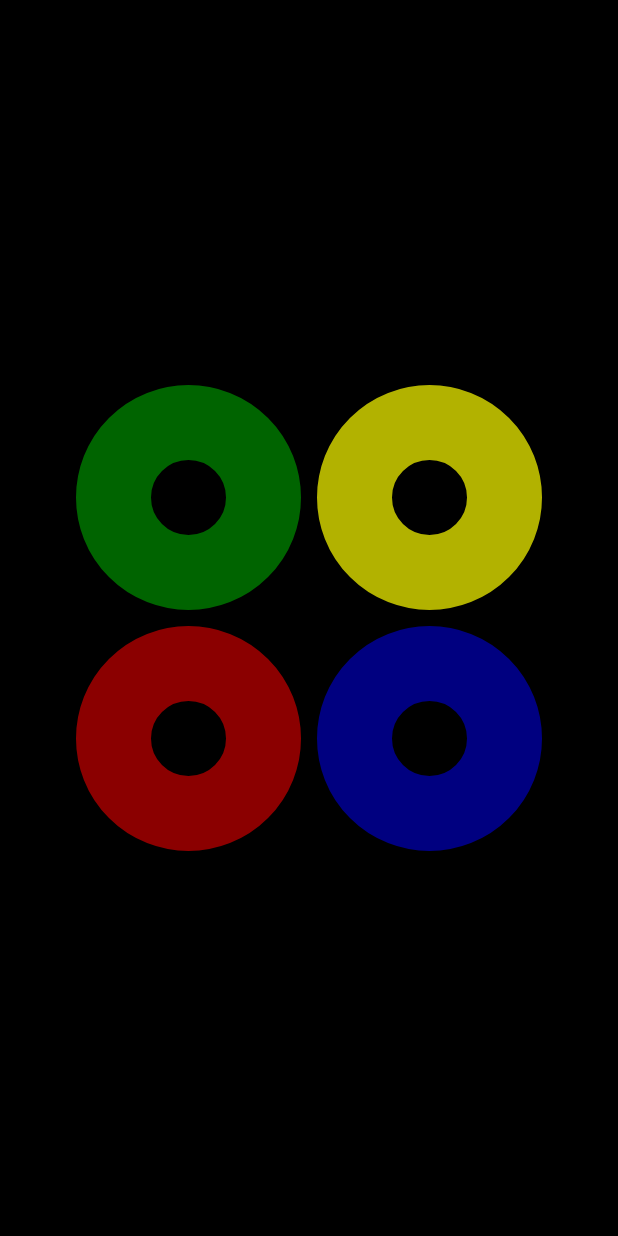
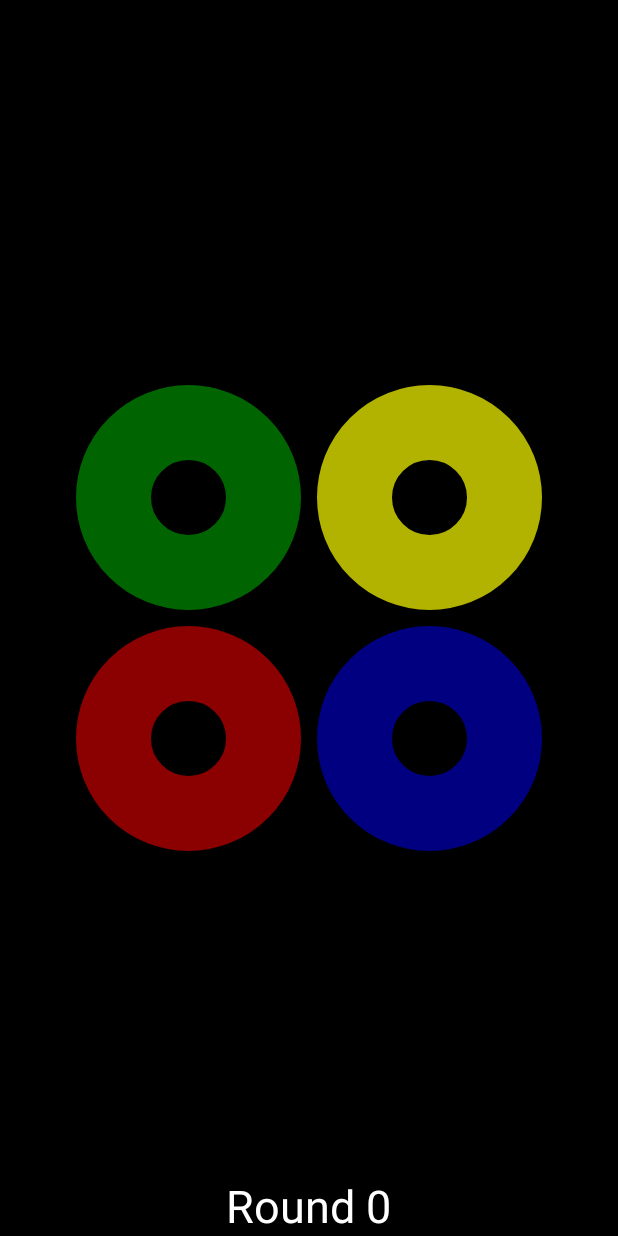
Before and after one commit to LuminaryDoom/Androidhomework7, an Android app: the MainActivity screen opened directly, with no data from a screen before it, after a tap on an icon or button, on a phone screen of 412 x 824 dp. Run offline under Robolectric (Android 15) with nearby library versions, the phone set to English and light mode, and no system bars.

Commit message:
minor update

```diff
--- a/app/src/main/java/nyc/c4q/homeworksimonsays/MainActivity.java
+++ b/app/src/main/java/nyc/c4q/homeworksimonsays/MainActivity.java
@@ -1,131 +1,208 @@
 package nyc.c4q.homeworksimonsays;
 
-import android.content.Context;
 import android.media.MediaPlayer;
 import android.os.CountDownTimer;
+import android.os.Handler;
 import android.support.v7.app.AppCompatActivity;
 import android.os.Bundle;
 import android.view.View;
 import android.widget.Button;
-import android.widget.Toast;
+import android.widget.TextView;
 
+import java.util.ArrayList;
 import java.util.Random;
 
 public class MainActivity extends AppCompatActivity implements View.OnClickListener {
+    private final Handler handler = new Handler();
 
     Button buttonRed;
     Button buttonBlue;
     Button buttonGreen;
     Button buttonYellow;
+    TextView gameStatus;
     MediaPlayer soundEffectOne;
     MediaPlayer soundEffectTwo;
     MediaPlayer soundEffectThree;
     MediaPlayer soundEffectFour;
+
+    ArrayList<Integer> userInputList = new ArrayList<>();
+    ArrayList<Integer> buttonPressList = new ArrayList<>();
+
+    int turn;
+    int buttonPresses;
+    boolean turnBoolean;
 
     @Override
     protected void onCreate(Bundle savedInstanceState) {
         super.onCreate(savedInstanceState);
         setContentView(R.layout.activity_main);
 
+        gameStatus = (TextView) findViewById(R.id.textView2);
+
         buttonGreen = (Button) findViewById(R.id.green_button);
+        buttonGreen.setOnClickListener(this);
+
         buttonBlue = (Button) findViewById(R.id.blue_button);
+        buttonBlue.setOnClickListener(this);
+
         buttonRed = (Button) findViewById(R.id.red_button);
+        buttonRed.setOnClickListener(this);
+
         buttonYellow = (Button) findViewById(R.id.yellow_button);
-        soundEffectOne = MediaPlayer.create(MainActivity.this, R.raw.button_effect_one);
+        buttonYellow.setOnClickListener(this);
+
+        soundEffectOne = MediaPlayer.create(MainActivity.this, R.raw.sound_effect_one);
         soundEffectTwo = MediaPlayer.create(MainActivity.this, R.raw.sound_effect_two);
         soundEffectThree = MediaPlayer.create(MainActivity.this, R.raw.sound_effect_three);
         soundEffectFour = MediaPlayer.create(MainActivity.this, R.raw.sound_effect_four);
+
+        simonTurn();
     }
 
+    public void blue() {
+        soundEffectThree.start();
+        new CountDownTimer(900, 10) {
+            public void onTick(long millisUntilFinished) {
+                buttonBlue.setBackgroundResource(R.drawable.flash_blue);
+            }
 
-    public void onClickGreenButton(View v) {
+            public void onFinish() {
+                buttonBlue.setBackgroundResource(R.drawable.blue_button);
+                turnCounter(2);
+            }
+        }.start();
+    }
+
+    public void red() {
+        soundEffectTwo.start();
+        new CountDownTimer(900, 10) {
+            public void onTick(long millisUntilFinished) {
+                buttonRed.setBackgroundResource(R.drawable.flash_red);
+            }
+
+            public void onFinish() {
+                buttonRed.setBackgroundResource(R.drawable.red_button);
+                turnCounter(4);
+            }
+        }.start();
+    }
+
+    public void green() {
         soundEffectOne.start();
-        buttonGreen = (Button) findViewById(R.id.green_button);
-        new CountDownTimer(50, 10) {
+        new CountDownTimer(900, 10) {
             public void onTick(long millisUntilFinished) {
                 buttonGreen.setBackgroundResource(R.drawable.flash_green);
             }
 
             public void onFinish() {
                 buttonGreen.setBackgroundResource(R.drawable.green_button);
+                turnCounter(1);
             }
         }.start();
-        StoreTurn.addToList("G");
     }
 
-    public void onClickRedButton(View v) {
-        soundEffectTwo.start();
-        buttonRed = (Button) findViewById(R.id.red_button);
-        new CountDownTimer(50, 10) {
-            public void onTick(long millisUntilFinished) {
-                buttonRed.setBackgroundResource(R.drawable.flash_red);
-            }
-
-            public void onFinish() {
-                buttonRed.setBackgroundResource(R.drawable.red_button);
-            }
-        }.start();
-        StoreTurn.addToList("R");
-    }
-
-    public void onClickBlueButton(View v) {
-        soundEffectThree.start();
-        buttonBlue = (Button) findViewById(R.id.blue_button);
-        new CountDownTimer(50, 10) {
-            public void onTick(long millisUntilFinished) {
-                buttonBlue.setBackgroundResource(R.drawable.flash_blue);
-            }
-
-            public void onFinish() {
-                buttonBlue.setBackgroundResource(R.drawable.blue_button);
-            }
-        }.start();
-        StoreTurn.addToList("B");
-    }
-
-    public void onClickYellowButton(View v) {
+    public void yellow() {
         soundEffectFour.start();
-        buttonYellow = (Button) findViewById(R.id.yellow_button);
-        new CountDownTimer(50, 10) {
+        new CountDownTimer(900, 10) {
             public void onTick(long millisUntilFinished) {
                 buttonYellow.setBackgroundResource(R.drawable.flash_yellow);
             }
 
             public void onFinish() {
                 buttonYellow.setBackgroundResource(R.drawable.yellow_button);
+                turnCounter(3);
             }
         }.start();
-        StoreTurn.addToList("Y");
+    }
+
+
+    public void turnCounter(int button) {
+        if (turnBoolean == false) {
+            buttonPresses++;
+            userInputList.add(button);
+            if (buttonPresses == turn) {
+                if (buttonPressList.equals(userInputList)) {
+                    buttonPresses = 0;
+                    simonTurn();
+                } else if (!buttonPressList.equals(userInputList)) {
+                    userInputList = new ArrayList<>();
+                    buttonPressList = new ArrayList<>();
+                    buttonPresses = 0;
+                    turn = 0;
+                    simonTurn();
+                }
+
+            }
+        }
+    }
+
+
+    public void simonTurn() {
+//        buttonGreen.setEnabled(false);
+//        buttonYellow.setEnabled(false);
+//        buttonRed.setEnabled(false);
+//        buttonBlue.setEnabled(false);
+        turnBoolean = true; // boolean to prevent turn checking
+        Random random = new Random();
+        int randomButton = random.nextInt(4) + 1;
+        buttonPressList.add(randomButton);
+        buttonPressList.add(7);
+
+        int round=0;
+        gameStatus.setText("Round "+round);
+
+        for (int i = 0; i < buttonPressList.size(); i++) {
+
+            int buttonPress = buttonPressList.get(i);
+            switch (buttonPress) {
+                case 1:
+                   delayed(600,buttonGreen);
+                    break;
+                case 2:
+                    delayed(600,buttonBlue);
+                    break;
+                case 3:
+                    delayed(600,buttonYellow);
+                    break;
+                case 4:
+                    delayed(600,buttonRed);
+                    break;
+            }
+            round++;
+        }
+        // turnBoolean = false;
+        turn++;
     }
 
     @Override
     public void onClick(View v) {
-        CharSequence text = "Simon's turn";
-        int duration = Toast.LENGTH_LONG;
-        Context context = getApplicationContext();
-        Toast toast = Toast.makeText(context, text, duration);
-        toast.show();
-        Random random = new Random();
-        for (int i = 0; i < 4; i++) {
-            int randomButton = random.nextInt(4) + 1;
-            switch (randomButton) {
-                default:
-                    onClickBlueButton(v);
-                    break;
-                case 1:
-                    onClickGreenButton(v);
-                    break;
-                case 2:
-                    onClickYellowButton(v);
-                    break;
-                case 3:
-                    onClickRedButton(v);
-                    break;
-            }
+        switch (v.getId()) {
+            case R.id.red_button:
+                red();
+                userInputList.add(1);
+                break;
+            case R.id.yellow_button:
+                yellow();
+                userInputList.add(2);
+                break;
+            case R.id.green_button:
+                green();
+                userInputList.add(3);
+                break;
+            case R.id.blue_button:
+                blue();
+                userInputList.add(4);
+                break;
+
         }
     }
 
-    public void simonTurn() {
-
+    public void delayed(int timer, final Button click){
+        handler.postDelayed(new Runnable() {
+            @Override
+            public void run() {
+                click.performClick();
+            }
+        }, timer);
     }
 }
--- a/app/src/main/java/nyc/c4q/homeworksimonsays/NewGame.java
+++ b/app/src/main/java/nyc/c4q/homeworksimonsays/NewGame.java
@@ -20,7 +20,7 @@ public class NewGame extends AppCompatActivity{
 
     public void onClickNewGame(View view) {
         newGameButton = (Button) findViewById(R.id.new_game_button);
-        Intent game = new Intent(this, MainActivity.class);
+        Intent game = new Intent(this, StartGame.class);
         startActivity(game);
     }
 }
--- a/app/src/main/java/nyc/c4q/homeworksimonsays/StoreTurn.java
+++ /dev/null
@@ -1,20 +0,0 @@
-package nyc.c4q.homeworksimonsays;
-
-import java.util.LinkedList;
-
-/**
- * Created by c4q on 10/30/17.
- */
-
-public class StoreTurn {
-
-
-    public static int turnCounter = 0;
-
-    public static LinkedList <String> list1 = new LinkedList<>();
-
-    public static void addToList(String choice) {
-        list1.add(choice);
-    }
-
-}
--- a/app/src/main/res/layout/activity_main.xml
+++ b/app/src/main/res/layout/activity_main.xml
@@ -26,7 +26,7 @@
                 android:layout_alignParentTop="true"
                 android:layout_margin="5dp"
                 android:background="@drawable/green_button"
-                android:onClick="onClickGreenButton" />
+                 />
 
             <Button
                 android:id="@+id/red_button"
@@ -36,7 +36,7 @@
                 android:layout_alignParentTop="true"
                 android:layout_margin="5dp"
                 android:background="@drawable/red_button"
-                android:onClick="onClickRedButton" />
+                 />
         </LinearLayout>
 
         <LinearLayout
@@ -54,7 +54,7 @@
                 android:layout_alignParentEnd="true"
                 android:layout_margin="5dp"
                 android:background="@drawable/yellow_button"
-                android:onClick="onClickYellowButton" />
+                 />
 
             <Button
                 android:id="@+id/blue_button"
@@ -64,17 +64,25 @@
                 android:layout_alignParentStart="true"
                 android:layout_margin="5dp"
                 android:background="@drawable/blue_button"
-                android:onClick="onClickBlueButton" />
+                 />
         </LinearLayout>
     </LinearLayout>
 
-    <TextView
-        android:id="@+id/textView2"
+    <LinearLayout
         android:layout_width="wrap_content"
         android:layout_height="wrap_content"
-        android:layout_centerHorizontal="true"
-        android:layout_centerVertical="true"
-        android:text="TextView" />
+        android:layout_alignParentBottom="true"
+        android:layout_centerInParent="true">
 
+        <TextView
+            android:id="@+id/textView2"
+            android:layout_width="wrap_content"
+            android:layout_height="wrap_content"
+            android:layout_centerHorizontal="true"
+            android:layout_centerVertical="true"
+            android:text="Round 1"
+            android:textColor="#FFFFFF"
+            android:textSize="30sp"/>
 
+    </LinearLayout>
 </RelativeLayout>
```
Also changed, not shown: 2 other files.
